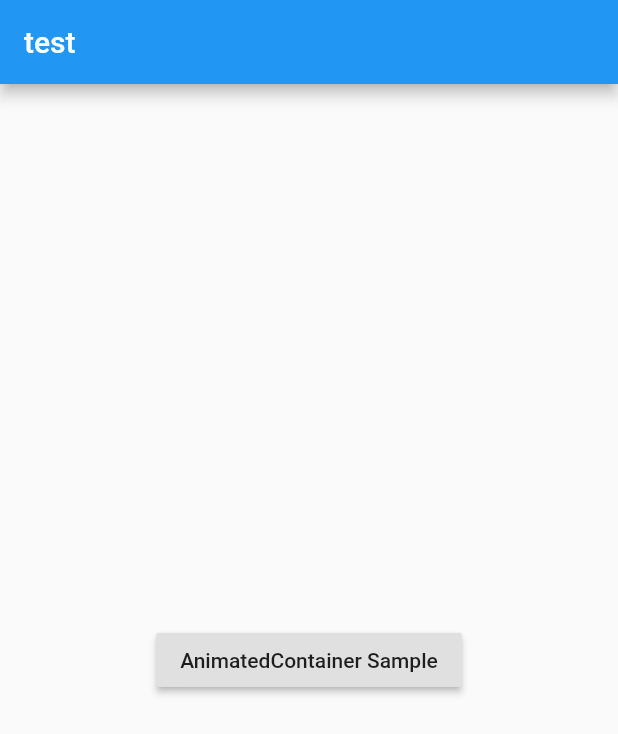
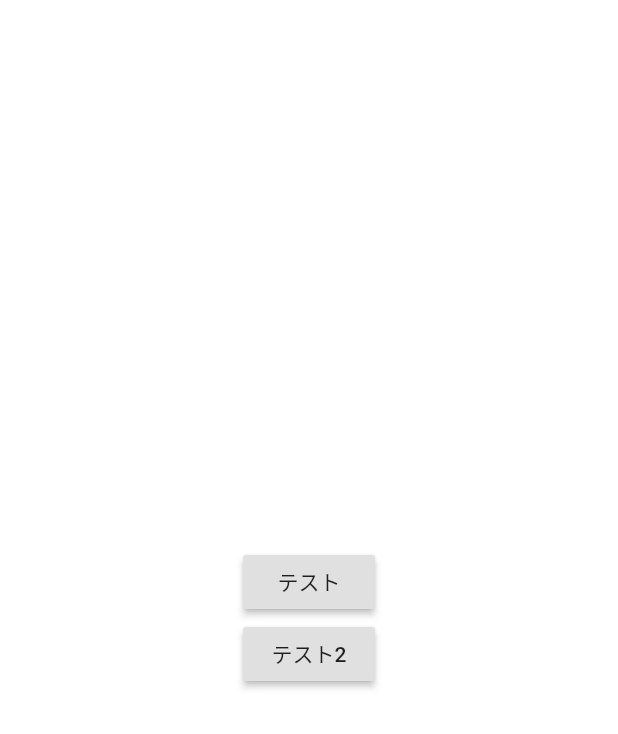
Before and after one commit to AyumiSashitani/test_flutter_app, a Flutter app: the screen it shows after launch, on a phone screen of 412 x 824 dp. Shown: the top 734 px of the screen. Run offline on Flutter 3.47's test engine with Material 2 defaults, Android fonts, the phone set to English and light mode, and no system bars.

Commit message:
ボタンを二つ表示

```diff
--- a/lib/main.dart
+++ b/lib/main.dart
@@ -7,27 +7,39 @@ main() {
   ));
 }
 
+class PageTest extends StatelessWidget {
+  @override
+  Widget build(BuildContext context) {
+    // TODO: implement build
+    throw UnimplementedError();
+  }
+}
+
 class Page1 extends StatelessWidget {
   Widget build(BuildContext context) {
-    return Scaffold(
-      appBar: AppBar(
-        title: Text("test"),
-      ),
-      body: Center(
-        child: RaisedButton(
-          child: Text('AnimatedContainer Sample'),
+    return Center(
+      child: Column(mainAxisSize: MainAxisSize.min, children: [
+        RaisedButton(
+          child: Text("テスト"),
           onPressed: () {
             Navigator.of(context).push(_createRoute());
           },
         ),
-      ),
+        RaisedButton(
+          child: Text("テスト2"),
+          onPressed: () {
+            Navigator.of(context).push(_createRoute());
+          },
+        ),
+      ]),
     );
   }
 }
 
 Route _createRoute() {
   return PageRouteBuilder(
-    pageBuilder: (context, animation, secondaryAnimation) => AnimatedContainerSample(),
+    pageBuilder: (context, animation, secondaryAnimation) =>
+        AnimatedContainerSample(),
     transitionsBuilder: (context, animation, secondaryAnimation, child) {
       var begin = Offset(0.0, 1.0);
       var end = Offset.zero;
```
